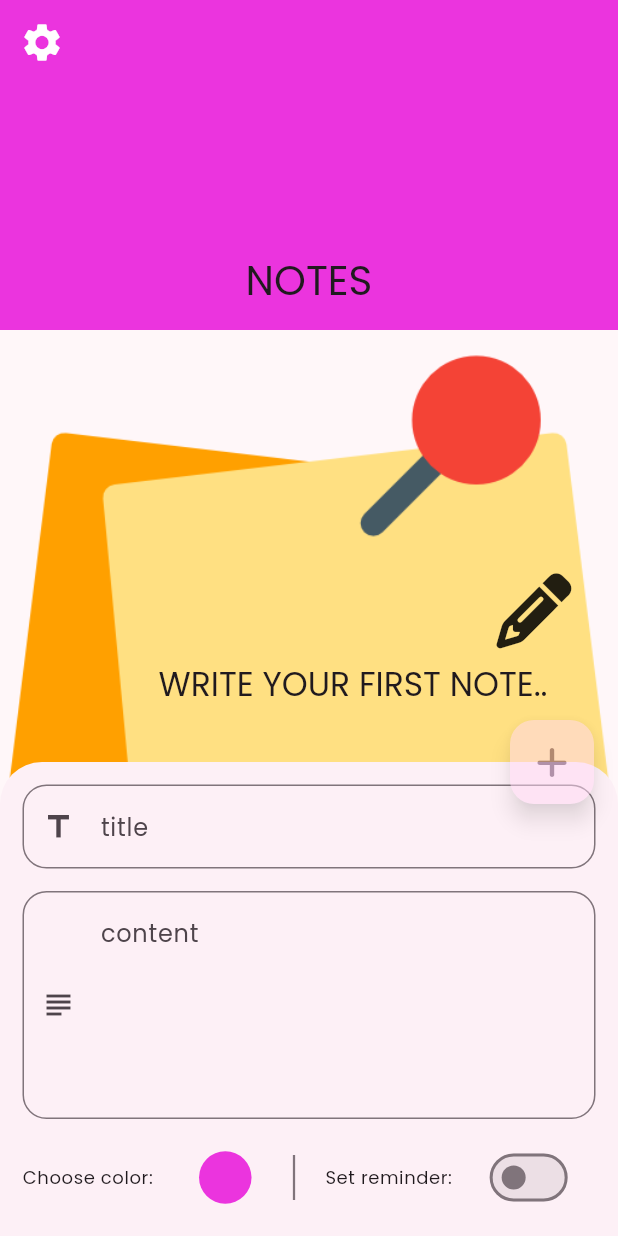
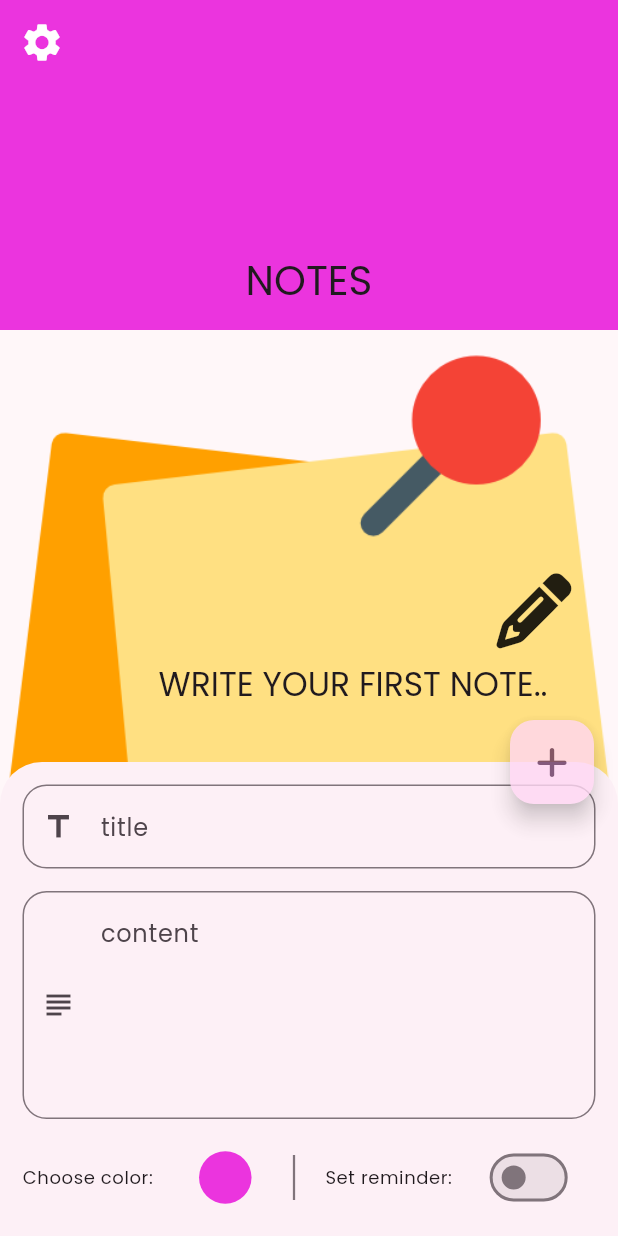
Before and after one commit to Shiba3006/My-Note, a Flutter app: the screen it shows after launch, after a tap on an icon or button, on a phone screen of 412 x 824 dp. Run offline on Flutter 3.47's test engine with Material 3 defaults, Android fonts, the phone set to English and light mode, and no system bars; our stand-ins replace bloc, flutter_bloc, flutter_colorpicker, flutter_local_notifications, font_awesome_flutter, hive and 2 more; missing offline and left inert: animator, workmanager; accounts and stored records are empty.

Commit message:
code refactore

```diff
--- a/lib/views/notes_view.dart
+++ b/lib/views/notes_view.dart
@@ -6,12 +6,13 @@ import 'package:my_note/views/widgets/notes_view_body.dart';
 
 import 'package:flutter_bloc/flutter_bloc.dart';
 
-
 class NotesView extends StatelessWidget {
-  const NotesView({super.key,});
+  const NotesView({
+    super.key,
+  });
 
   static final GlobalKey<NavigatorState> navigatorKey =
-  GlobalKey<NavigatorState>();
+      GlobalKey<NavigatorState>();
 
   @override
   Widget build(BuildContext context) {
@@ -26,8 +27,8 @@ class NotesView extends StatelessWidget {
         return Scaffold(
           key: cubit.scaffoldKey,
           floatingActionButton: const Opacity(
-              opacity: .5,
-              child: CustomFab(),
+            opacity: .8,
+            child: CustomFab(),
           ),
           body: const NotesViewBody(),
         );
--- /dev/null
+++ b/lib/views/widgets/firest_image_stack.dart
@@ -0,0 +1,42 @@
+
+import 'package:flutter/material.dart';
+import 'package:font_awesome_flutter/font_awesome_flutter.dart';
+
+class FirstImageStack extends StatelessWidget {
+  const FirstImageStack({
+    super.key,
+  });
+
+  @override
+  Widget build(BuildContext context) {
+    return Stack(
+      alignment: AlignmentDirectional.center,
+      children: [
+        Image.asset('assets/images/note.png'),
+        Column(
+          children: [
+            const Row(
+              mainAxisAlignment: MainAxisAlignment.center,
+              children: [
+                SizedBox(
+                  width: 300,
+                ),
+                Icon(
+                  FontAwesomeIcons.pencil,
+                  size: 50,
+                ),
+              ],
+            ),
+            const SizedBox(
+              height: 10,
+            ),
+            Text(
+              '          WRITE YOUR FIRST NOTE..',
+              style: Theme.of(context).textTheme.titleLarge,
+            ),
+          ],
+        ),
+      ],
+    );
+  }
+}
--- a/lib/views/widgets/note_item.dart
+++ b/lib/views/widgets/note_item.dart
@@ -2,7 +2,6 @@ import 'package:flutter/material.dart';
 import 'package:flutter_bloc/flutter_bloc.dart';
 import 'package:font_awesome_flutter/font_awesome_flutter.dart';
 import 'package:my_note/cubits/notes_cubit.dart';
-
 
 import 'custom_edit_note_alert.dart';
 
@@ -21,12 +20,13 @@ class NoteItem extends StatelessWidget {
       builder: (context, state) {
         var cubit = NotesCubit.get(context);
         return InkWell(
-          onTap: () {
-            showDialog(
-                context: context,
-                builder: (context) => CustomEditNoteAlert(
-                      index: index,
-                    )).then((value) {});
+          onTap: () async {
+            await showDialog(
+              context: context,
+              builder: (context) => CustomEditNoteAlert(
+                index: index,
+              ),
+            );
           },
           child: Container(
             decoration: BoxDecoration(
--- a/lib/views/widgets/notes_view_body.dart
+++ b/lib/views/widgets/notes_view_body.dart
@@ -3,6 +3,7 @@ import 'package:flutter_bloc/flutter_bloc.dart';
 import 'package:font_awesome_flutter/font_awesome_flutter.dart';
 import 'package:my_note/cubits/notes_cubit.dart';
 import 'package:my_note/views/widgets/custom_sliver_app_bar.dart';
+import 'package:my_note/views/widgets/firest_image_stack.dart';
 
 import 'custom_sliver_list.dart';
 
@@ -11,7 +12,7 @@ class NotesViewBody extends StatelessWidget {
 
   @override
   Widget build(BuildContext context) {
-    return  BlocConsumer<NotesCubit, NotesStates>(
+    return BlocConsumer<NotesCubit, NotesStates>(
       listener: (context, state) {},
       builder: (context, state) {
         return CustomScrollView(
@@ -20,34 +21,8 @@ class NotesViewBody extends StatelessWidget {
             if (NotesCubit.get(context).notesList.isEmpty)
               SliverList.builder(
                 itemCount: 1,
-          itemBuilder: (context, index) =>
-              Stack(
-                alignment: AlignmentDirectional.center,
-                children: [
-                  Image.asset('assets/images/note.png'),
-                  Column(
-                    children: [
-                      const Row(
-                        mainAxisAlignment: MainAxisAlignment.center,
-                        children: [
-                          SizedBox(width: 300,),
-                          Icon(
-                            FontAwesomeIcons.pencil,
-                            size: 50,
+                itemBuilder: (context, index) => const FirstImageStack(),
               ),
-                        ],
-                      ),
-                      const SizedBox(
-                        height: 10,
-                      ),
-                      Text(
-                        '          WRITE YOUR FIRST NOTE..',
-                        style: Theme.of(context).textTheme.titleLarge,
-                      ),
-                    ],
-                  ),
-                ],
-              ),),
             const CustomSliverList(),
           ],
         );
```
Lines whose indentation alone changed are shown as unchanged.
